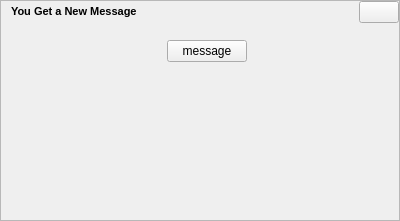
Old version of the form rs-Qt-gui/src/gui/toaster/MessageToaster.ui in the repository autoscatto/retroshare.
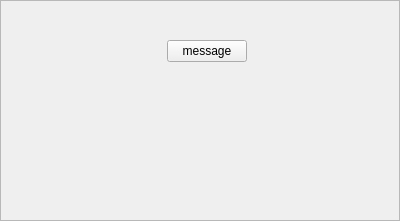
New version of the form. Icons and pictures are not drawn.

Commit message: modifyd toasters for new background images

```diff
--- a/rs-Qt-gui/src/gui/toaster/MessageToaster.ui
+++ b/rs-Qt-gui/src/gui/toaster/MessageToaster.ui
@@ -110,27 +110,29 @@
         </property>
         <item row="0" column="2" >
          <widget class="QPushButton" name="closeButton" >
+          <property name="minimumSize" >
+           <size>
+            <width>18</width>
+            <height>18</height>
+           </size>
+          </property>
+          <property name="maximumSize" >
+           <size>
+            <width>18</width>
+            <height>18</height>
+           </size>
+          </property>
           <property name="icon" >
            <iconset resource="../images.qrc" >:/images/close_normal.png</iconset>
           </property>
           <property name="iconSize" >
            <size>
-            <width>13</width>
-            <height>13</height>
+            <width>16</width>
+            <height>16</height>
            </size>
           </property>
-         </widget>
-        </item>
-        <item row="0" column="0" >
-         <widget class="QLabel" name="titleLabel" >
-          <property name="text" >
-           <string>&lt;html>&lt;head>&lt;meta name="qrichtext" content="1" />&lt;style type="text/css">
-p, li { white-space: pre-wrap; }
-&lt;/style>&lt;/head>&lt;body style=" font-family:'MS Shell Dlg 2'; font-size:8.25pt; font-weight:400; font-style:normal; text-decoration:none;">
-&lt;p style=" margin-top:0px; margin-bottom:0px; margin-left:0px; margin-right:0px; -qt-block-indent:0; text-indent:0px;">&lt;span style=" font-size:8pt; font-weight:600;">You Get a New Message&lt;/span>&lt;/p>&lt;/body>&lt;/html></string>
-          </property>
-          <property name="indent" >
-           <number>10</number>
+          <property name="flat" >
+           <bool>true</bool>
           </property>
          </widget>
         </item>
```
Left out of the diff: 4 changed lines with no effect on the pictures. The commit also changes 3 other files.
